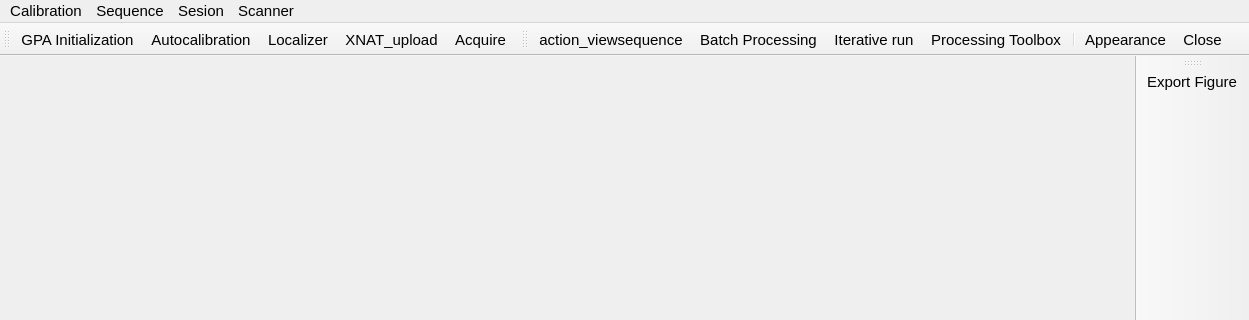
Qt form ui/mainview.ui (josalggui/MaRGE) before a commit; both pictures show x 0 to 1249 and y 0 to 320 of the 1249 by 862 pixel window.
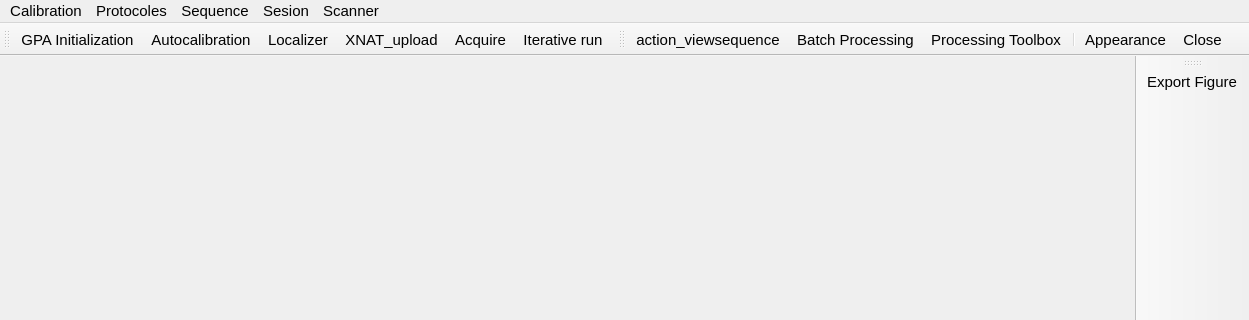
The same form after that commit. Icons and pictures are not drawn.

What changed in the file:
```diff
--- a/ui/mainview.ui
+++ b/ui/mainview.ui
@@ -383,7 +383,17 @@
     </property>
     <addaction name="actionInit_GPA"/>
    </widget>
+   <widget class="QMenu" name="menuProtocoles">
+    <property name="title">
+     <string>Protocoles</string>
+    </property>
+    <addaction name="actionLocalizer"/>
+    <addaction name="actionRARE_3D_T1"/>
+    <addaction name="actionRARE_3D_T2"/>
+    <addaction name="actionRARE_3D_Rho"/>
+   </widget>
    <addaction name="menuCalibration"/>
+   <addaction name="menuProtocoles"/>
    <addaction name="menuParameters"/>
    <addaction name="menuSesion"/>
    <addaction name="menuScanner"/>
@@ -403,6 +413,7 @@
    <addaction name="action_run_localizer"/>
    <addaction name="action_XNATupload"/>
    <addaction name="action_acquire"/>
+   <addaction name="action_iterate"/>
   </widget>
   <widget class="QToolBar" name="AcquisitionControlToolbar">
    <property name="windowTitle">
@@ -416,7 +427,6 @@
    </attribute>
    <addaction name="action_viewsequence"/>
    <addaction name="action_batch"/>
-   <addaction name="action_iterate"/>
    <addaction name="action_ProcessingToolbox"/>
    <addaction name="separator"/>
    <addaction name="action_changeappearance"/>
```
Left out of the diff: 18 changed lines with no effect on the pictures.
